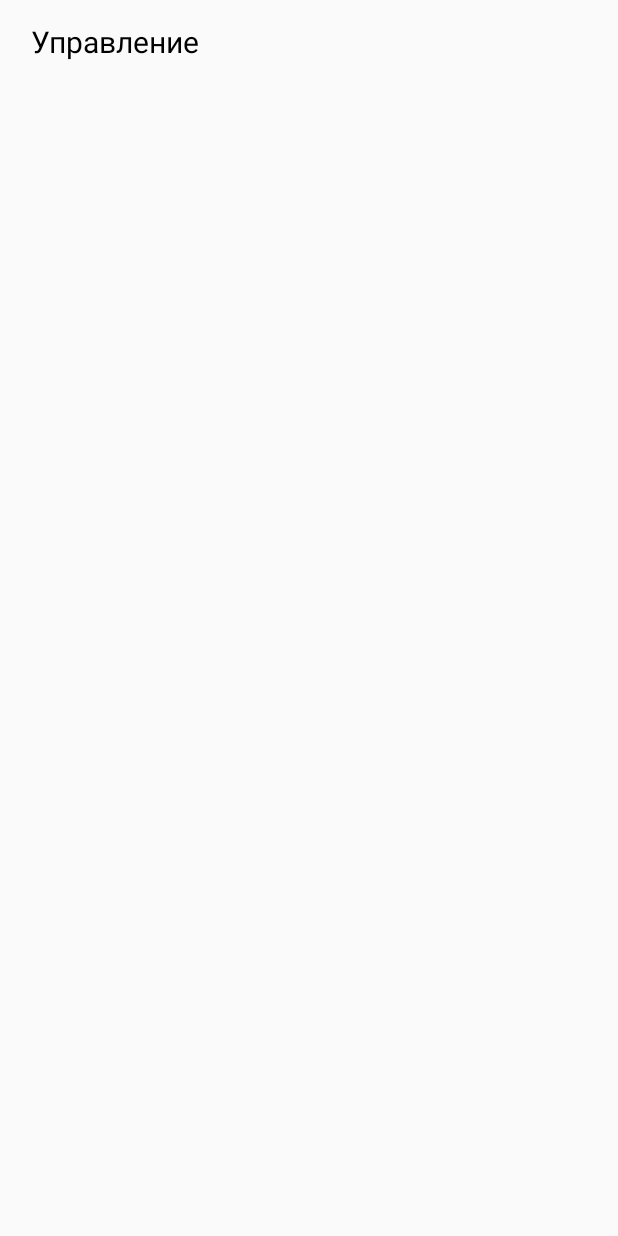
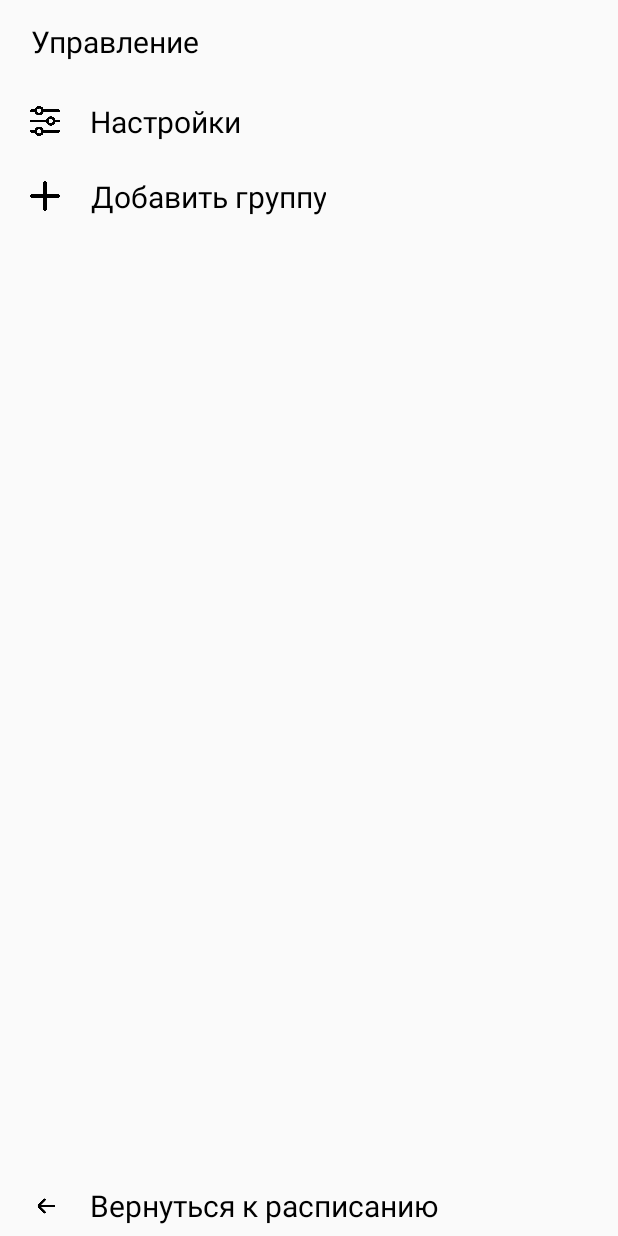
Before and after one commit to MatvienkoMaria/Mobile_project, an Android app: the ControllingActivity screen opened directly, with no data from a screen before it, on a phone screen of 412 x 824 dp. Before the commit the screen is almost empty. Run offline under Robolectric (Android 15) with nearby library versions, the phone set to English and light mode, and no system bars.

Commit message:
Added controlling.xml.

```diff
--- a/app/src/main/res/layout/controlling.xml
+++ b/app/src/main/res/layout/controlling.xml
@@ -1,13 +1,20 @@
 <?xml version="1.0" encoding="utf-8"?>
-<LinearLayout xmlns:android="http://schemas.android.com/apk/res/android"
+<RelativeLayout xmlns:android="http://schemas.android.com/apk/res/android"
     xmlns:app="http://schemas.android.com/apk/res-auto"
     android:layout_width="match_parent"
-    android:layout_height="56dp"
+    android:layout_height="wrap_content"
     xmlns:tools="http://schemas.android.com/tools"
     android:gravity="bottom"
-    android:orientation="vertical"
     tools:context=".ControllingActivity">
 
+    <LinearLayout
+        android:layout_width="match_parent"
+        android:layout_height="wrap_content"
+        android:orientation="vertical">
+        <LinearLayout
+            android:layout_width="match_parent"
+            android:layout_height="56dp"
+            >
             <TextView
                 android:id="@+id/textView"
                 android:layout_width="wrap_content"
@@ -18,4 +25,87 @@
                 android:paddingLeft="20dp"
                 android:textColor="@color/dark_days"
                 />
+
         </LinearLayout>
+
+
+        <LinearLayout
+            android:layout_width="match_parent"
+            android:layout_height="50dp"
+            android:orientation="horizontal">
+
+            <ImageView
+                android:layout_width="60dp"
+                android:layout_height="20dp"
+                android:paddingLeft="20dp"
+                android:paddingRight="20dp"
+                android:src="@drawable/settings"
+                android:layout_gravity="center_vertical"/>
+
+            <TextView
+                android:layout_width="wrap_content"
+                android:layout_height="match_parent"
+                android:text="Настройки"
+                android:gravity="center"
+                android:textAlignment="center"
+                android:textSize="20sp"
+                android:textColor="@color/dark_days"
+                />
+
+        </LinearLayout>
+
+        <LinearLayout
+            android:layout_width="match_parent"
+            android:layout_height="50dp"
+            android:orientation="horizontal">
+
+            <ImageView
+                android:layout_width="60dp"
+                android:layout_height="20dp"
+                android:paddingLeft="20dp"
+                android:paddingRight="20dp"
+                android:src="@drawable/plus"
+                android:layout_gravity="center_vertical"/>
+
+            <TextView
+                android:layout_width="wrap_content"
+                android:layout_height="match_parent"
+                android:text="Добавить группу"
+                android:gravity="center"
+                android:textAlignment="center"
+                android:textSize="20sp"
+                android:textColor="@color/dark_days"
+                />
+
+        </LinearLayout>
+    </LinearLayout>
+
+
+    <LinearLayout
+        android:layout_width="match_parent"
+        android:layout_height="40dp"
+        android:orientation="horizontal"
+        android:layout_alignParentBottom="true"
+        >
+
+        <ImageView
+            android:layout_width="60dp"
+            android:layout_height="20dp"
+            android:paddingLeft="20dp"
+            android:paddingRight="20dp"
+            android:src="@drawable/arrow"
+            android:layout_gravity="center_vertical"/>
+
+        <TextView
+            android:layout_width="wrap_content"
+            android:layout_height="match_parent"
+            android:text="Вернуться к расписанию"
+            android:gravity="center"
+            android:textAlignment="center"
+            android:textSize="20sp"
+            android:textColor="@color/dark_days"
+            />
+
+    </LinearLayout>
+
+</RelativeLayout>
```
Lines whose indentation alone changed are shown as unchanged.
